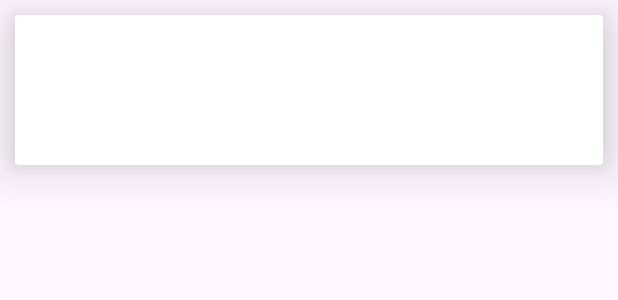
After one commit to cpmaradei/Proyecto, an Android app: the layout item_superheroes.xml on its own in the app's theme, with its tools: preview values and no code run, on a phone screen of 412 x 824 dp. The commit adds this screen. Shown: the top 300 px of the screen. Run offline under Robolectric (Android 15) with nearby library versions, the phone set to English and light mode, and no system bars.

Commit message:
inicio home

```diff
--- /dev/null
+++ b/app/src/main/java/com/example/proyecto/Adaptadores/HeroesAdaptador.java
@@ -0,0 +1,6 @@
+package com.example.proyecto.Adaptadores;
+
+public class HeroesAdaptador {
+
+
+}
--- a/app/src/main/res/layout/activity_login.xml
+++ b/app/src/main/res/layout/activity_login.xml
@@ -19,6 +19,7 @@
         <TextView
             android:layout_width="wrap_content"
             android:layout_height="wrap_content"
+            android:layout_marginTop="10dp"
             android:layout_marginBottom="24dp"
             android:text="Log in to your account"
             android:textColor="#777777"
--- a/app/src/main/res/layout/fragment_home.xml
+++ b/app/src/main/res/layout/fragment_home.xml
@@ -5,7 +5,7 @@
     android:layout_height="match_parent"
     tools:context=".HomeFragment">
 
-    <!-- TODO: Update blank fragment layout -->
+
     <TextView
         android:layout_width="match_parent"
         android:layout_height="match_parent"
--- /dev/null
+++ b/app/src/main/res/layout/item_superheroes.xml
@@ -0,0 +1,50 @@
+<?xml version="1.0" encoding="utf-8"?>
+<androidx.cardview.widget.CardView xmlns:android="http://schemas.android.com/apk/res/android"
+    android:layout_width="match_parent"
+    android:layout_height="100dp"
+    xmlns:app="http://schemas.android.com/apk/res-auto"
+    android:layout_marginLeft="20dp"
+    android:background="@drawable/dead"
+    android:layout_marginRight="20dp"
+    android:layout_margin="10dp"
+    app:cardElevation="20dp">
+
+    <LinearLayout
+        android:layout_width="wrap_content"
+        android:layout_height="100dp"
+        android:orientation="horizontal">
+
+        <ImageView
+            android:id="@+id/img_hero"
+            android:layout_width="100dp"
+            android:layout_height="100dp"/>
+
+        <LinearLayout
+            android:layout_width="match_parent"
+            android:layout_height="wrap_content"
+            android:orientation="vertical"
+            android:layout_margin="20dp"
+            android:layout_marginLeft="20dp"
+            android:gravity="center_vertical">
+
+            <TextView
+                android:id="@+id/txt_hero"
+                android:layout_width="wrap_content"
+                android:layout_height="wrap_content"
+
+                android:text=""
+                android:textStyle="bold" />
+
+            <TextView
+                android:id="@+id/txt_heros"
+                android:layout_width="wrap_content"
+                android:layout_height="wrap_content"
+                android:text=""
+                android:textStyle="bold" />
+
+
+        </LinearLayout>
+
+    </LinearLayout>
+
+</androidx.cardview.widget.CardView>
```
Also changed, not shown: app/src/main/java/com/example/proyecto/ProyectoApp/SuperHeroes.java (added, +38 -0 lines).
